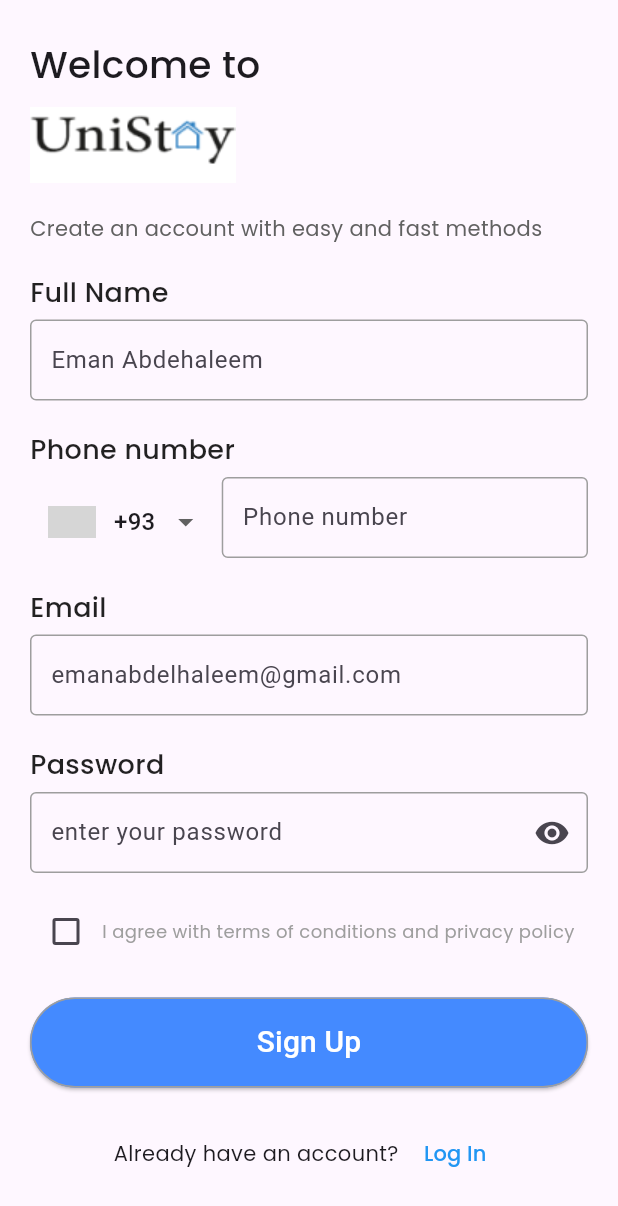
After one commit to EmanAbdelhaleem/UniStay, a Flutter app: the SignUpPage screen opened directly, on a phone screen of 412 x 824 dp. The commit adds this screen. Shown: the top 1206 px of the screen. Run offline on Flutter 3.47's test engine with Material 3 defaults, Android fonts, the phone set to English and light mode, and no system bars; drawn by our look-alikes of intl_phone_number_input; our stand-ins replace google_fonts, smooth_page_indicator; grey boxes are pictures that could not be loaded.

Commit message:
signUP, login added

```diff
--- a/lib/main.dart
+++ b/lib/main.dart
@@ -1,7 +1,8 @@
-import 'dart:js';
+import 'package:flutter_application_1/main.dart';
+//import 'dart:js';
 
 import 'package:flutter/material.dart';
-import 'package:flutter/widgets.dart';
+//import 'package:flutter/widgets.dart';
 import 'dart:async';
 import 'package:smooth_page_indicator/smooth_page_indicator.dart';
 
--- /dev/null
+++ b/lib/signUp.dart
@@ -0,0 +1,267 @@
+import 'package:flutter/cupertino.dart';
+import 'package:flutter/material.dart';
+import 'package:intl_phone_number_input/intl_phone_number_input.dart';
+import 'package:google_fonts/google_fonts.dart';
+
+void main() {
+  runApp(MyApp());
+}
+
+class MyApp extends StatelessWidget {
+  @override
+  Widget build(BuildContext context) {
+    return MaterialApp(
+      debugShowCheckedModeBanner: false,
+      home: SafeArea(
+        child: SignUpPage(),
+      ),
+    );
+  }
+}
+
+class SignUpPage extends StatefulWidget {
+  @override
+  _SignUpPageState createState() => _SignUpPageState();
+}
+
+class _SignUpPageState extends State<SignUpPage> {
+  final _formKey = GlobalKey<FormState>();
+
+  String _fullName = '';
+  String _phoneNumber = '';
+  String _email = '';
+  String _password = '';
+  bool _agreedToTerms = false;
+  bool _showPassword = false;
+
+  PhoneNumber _internationalPhoneNumber = PhoneNumber(isoCode: '');
+
+  @override
+  Widget build(BuildContext context) {
+    return Scaffold(
+      body: SingleChildScrollView(
+        // Wraps entire body for scrolling
+        child: Padding(
+          padding: const EdgeInsets.all(20.0), // Adjust padding if needed
+          child: Column(
+            crossAxisAlignment: CrossAxisAlignment.start,
+            children: [
+              SizedBox(height: 5.0),
+              _buildWelcomeText(),
+              SizedBox(height: 10.0),
+              _buildLogoImage(), // Check image size
+              SizedBox(height: 20.0),
+              _buildCreateAccountText(),
+              SizedBox(height: 20.0),
+              _buildForm(),
+            ],
+          ),
+        ),
+      ),
+    );
+  }
+
+  Widget _buildWelcomeText() {
+    return Text(
+      'Welcome to',
+      style: GoogleFonts.poppins(
+          textStyle: TextStyle(
+        fontSize: 25.0,
+        fontWeight: FontWeight.w500,
+      )),
+    );
+  }
+
+  Widget _buildLogoImage() {
+    return Image.asset('assets/image7.png');
+  }
+
+  Widget _buildCreateAccountText() {
+    return Text(
+      'Create an account with easy and fast methods',
+      style: GoogleFonts.poppins(textStyle: TextStyle(color: Colors.grey[700])),
+    );
+  }
+
+  Widget _buildForm() {
+    return Form(
+      key: _formKey,
+      child: Column(
+        crossAxisAlignment: CrossAxisAlignment.start,
+        children: [
+          inputField(label: "Full Name", textField: _buildFullNameField("Eman Abdehaleem")),
+          SizedBox(height: 10.0),
+          _buildPhoneNumberField("Phone number"),
+          SizedBox(height: 10.0),
+          inputField(label: "Email", textField: _buildEmailField("emanabdelhaleem@gmail.com")),
+          SizedBox(height: 10.0),
+          inputField(label: "Password",textField: _buildPasswordTextField("enter your password")),
+          SizedBox(height: 5.0),
+
+          _buildTermsCheckbox(),
+          SizedBox(height: 20.0),
+          _BuildSignUpButton(),
+          SizedBox(height: 20.0),
+          _buildAlreadyHaveAccountText(),
+        ],
+      ),
+    );
+  }
+
+  Widget _buildFullNameField(String hint) {
+    return TextFormField(
+      decoration: decorateTextFields(hint),
+      validator: (value) =>
+          value!.isEmpty ? 'Please enter your full name.' : null,
+      onSaved: (value) => _fullName = value!,
+    );
+  }
+
+  Widget _buildPhoneNumberField(String hint) {
+    return Column(
+      crossAxisAlignment: CrossAxisAlignment.start,
+      children: [
+        labelTextFields(hint),
+        SizedBox(height: 5.0,),
+        InternationalPhoneNumberInput(
+          inputDecoration: decorateTextFields(hint),
+          onInputChanged: (PhoneNumber number) =>
+          _internationalPhoneNumber = number,
+          validator: (value) =>
+          value!.isEmpty ? 'Please enter your phone number.' : null,
+          onSaved: (PhoneNumber number) => _phoneNumber = number.phoneNumber!,
+        ),
+        SizedBox(height: 10.0,)
+      ],
+    );
+  }
+
+  Widget _buildEmailField(String hint) {
+    return TextFormField(
+      decoration: decorateTextFields(hint),
+      validator: (value) {
+        if (value!.isEmpty) return 'Please enter your email address.';
+        if (!RegExp(r"^[a-zA-Z0-9.a-zA-Z]*@[a-zA-Z0-9]*\.[a-zA-Z]+")
+            .hasMatch(value)) return 'Please enter a valid email address.';
+        return null;
+      },
+      onSaved: (value) => _email = value!,
+    );
+  }
+
+  TextFormField _buildPasswordTextField(String hint) {
+    return TextFormField(
+      decoration: decorateTextFields(hint),
+      validator: (value) {
+        if (value!.isEmpty) return 'Please enter your password.';
+        if (value.length < 6)
+          return 'Password must be at least 6 characters long.';
+        return null;
+      },
+      onSaved: (value) => _password = value!,
+      obscureText: !_showPassword,
+    );
+  }
+
+  Widget _buildTermsCheckbox() {
+    return Row(
+      mainAxisAlignment: MainAxisAlignment.start,
+      mainAxisSize: MainAxisSize.min,
+      children: [
+        Checkbox(
+          value: _agreedToTerms,
+          onChanged: (value) => setState(() => _agreedToTerms = value!),
+        ),
+        Expanded(
+            child: Text(
+          'I agree with terms of conditions and privacy policy',
+          style: GoogleFonts.poppins(
+              textStyle: TextStyle(fontSize: 12, color: Colors.grey)),
+        ))
+      ],
+    );
+  }
+
+  Widget _BuildSignUpButton() {
+    return ElevatedButton(
+      onPressed: () {
+        if (_formKey.currentState!.validate()) {
+          _formKey.currentState!.save();
+          print('Sign Up pressed with:');
+          print('Full Name: $_fullName');
+          print('Phone Number: $_phoneNumber');
+          print('Email: $_email');
+          print('Password: $_password');
+        }
+      },
+      child: Text(
+        "Sign Up",
+        style: TextStyle(color: Colors.white, fontSize: 20),
+      ),
+      style: ElevatedButton.styleFrom(
+        side: BorderSide(color: Colors.grey), // Set button border
+        backgroundColor: Colors.blueAccent,
+        minimumSize: Size(400, 60), // Set button size
+        shape: RoundedRectangleBorder(
+          borderRadius: BorderRadius.circular(100),
+        ),
+      ),
+    );
+  }
+
+  Widget _buildAlreadyHaveAccountText() {
+    return Row(
+      mainAxisAlignment: MainAxisAlignment.center,
+      children: [
+        Text('Already have an account?'
+        ,style: GoogleFonts.poppins()),
+        SizedBox(width: 5.0),
+        TextButton(
+          onPressed: () => print('Log In pressed'),
+          child: Text('Log In',
+          style: GoogleFonts.poppins(
+            textStyle: TextStyle(color: Colors.blue)
+          ),),
+        ),
+      ],
+    );
+  }
+
+  Widget labelTextFields(String label) {
+    return Text(label,
+        style: GoogleFonts.poppins(
+          textStyle: TextStyle(
+              fontSize: 18, fontWeight: FontWeight.w500, color: Colors.black87),
+        ));
+  }
+  InputDecoration decorateTextFields(String hint) {
+    return InputDecoration(
+        hintText: hint,
+        contentPadding: EdgeInsets.symmetric(vertical: 15, horizontal: 10),
+        enabledBorder: OutlineInputBorder(
+          borderSide: BorderSide(
+            color: Color(0xff9E9E9E),
+          ),
+        ),
+        focusedBorder: OutlineInputBorder(
+          borderSide: BorderSide(color: Colors.blueAccent),
+        ),
+
+        suffixIcon: hint == "enter your password" ? IconButton(
+        icon: Icon(_showPassword ? Icons.visibility_off : Icons.visibility),
+        onPressed: () => setState(() => _showPassword = !_showPassword),
+        ): null
+    );
+  }
+  Widget inputField({label,textField}) {
+    return Column(
+      crossAxisAlignment: CrossAxisAlignment.start,
+      children: <Widget>[
+        labelTextFields(label),
+        SizedBox(height: 5,),
+        textField,
+        SizedBox(height: 10,)
+      ],
+    );
+  }
+}
```
Also changed, not shown: lib/login.dart (added, +213 -0 lines), lib/login_with_phone.dart (added, +143 -0 lines), pubspec.yaml (+5 -2 lines), assets/image8.png (added), assets/logo.png (added), assets/logo1.png (added), pubspec.lock, 2 other files.
